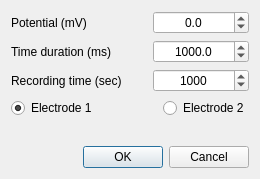
The window that software/digitizer/src/polarization_dlg.ui (z80/digitizer) describes before a commit, drawn with Qt 5.
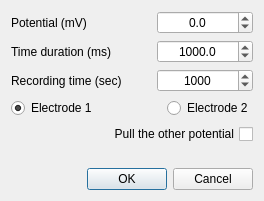
The same window after the commit.

Commit message: Implemented "pull" option for chonoamperometry.

Patch:
```diff
--- a/software/digitizer/src/polarization_dlg.ui
+++ b/software/digitizer/src/polarization_dlg.ui
@@ -6,8 +6,8 @@
    <rect>
     <x>0</x>
     <y>0</y>
-    <width>260</width>
-    <height>179</height>
+    <width>264</width>
+    <height>201</height>
    </rect>
   </property>
   <property name="windowTitle">
@@ -207,6 +207,33 @@
      </item>
     </layout>
    </item>
+   <item>
+    <layout class="QHBoxLayout" name="horizontalLayout_5">
+     <item>
+      <spacer name="horizontalSpacer_5">
+       <property name="orientation">
+        <enum>Qt::Horizontal</enum>
+       </property>
+       <property name="sizeHint" stdset="0">
+        <size>
+         <width>40</width>
+         <height>20</height>
+        </size>
+       </property>
+      </spacer>
+     </item>
+     <item>
+      <widget class="QCheckBox" name="pull">
+       <property name="layoutDirection">
+        <enum>Qt::RightToLeft</enum>
+       </property>
+       <property name="text">
+        <string>Pull the other potential</string>
+       </property>
+      </widget>
+     </item>
+    </layout>
+   </item>
    <item>
     <spacer name="verticalSpacer">
      <property name="orientation">
```
The commit also changes 5 other files.
